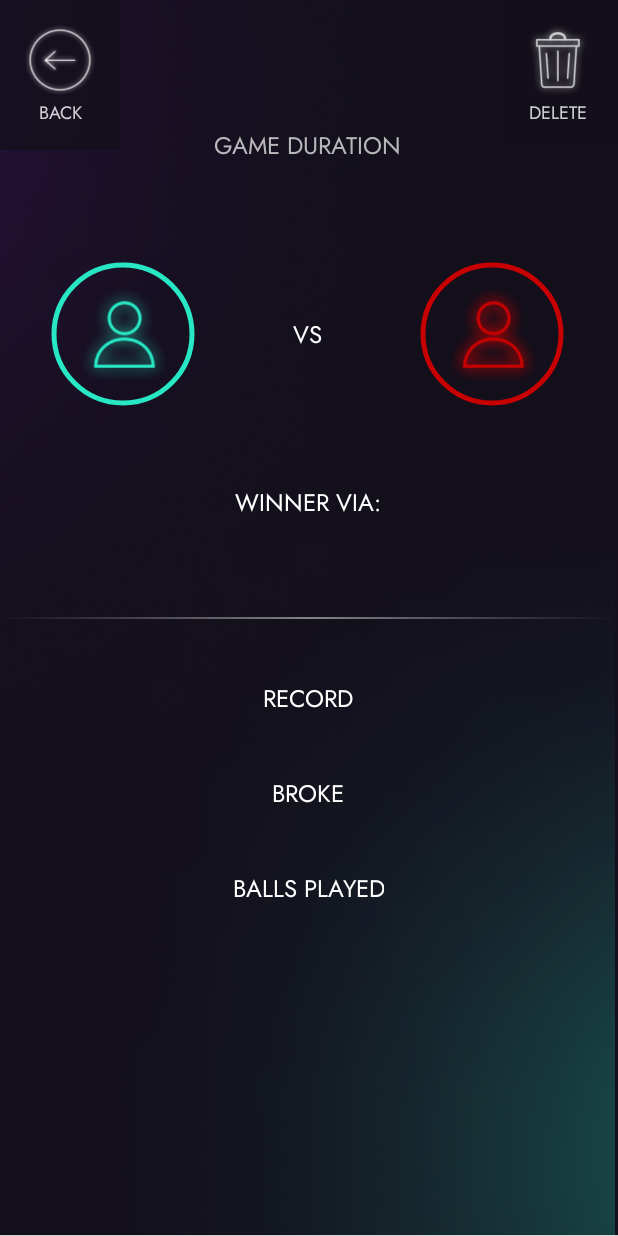
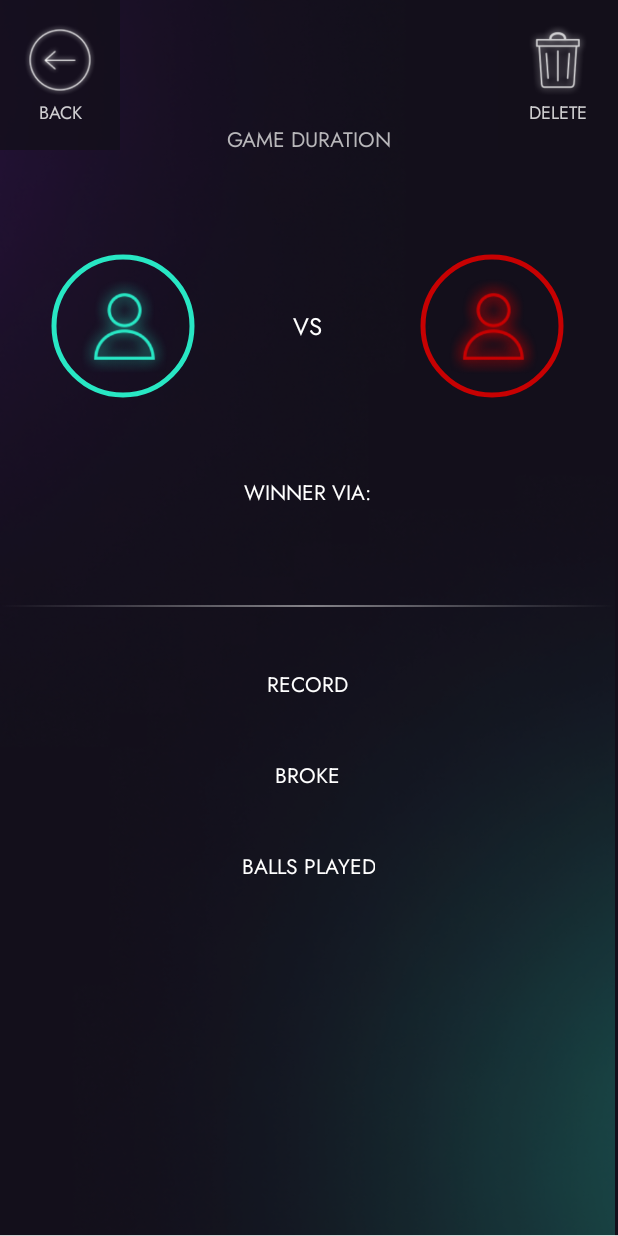
Before and after one commit to ryanDMaule/cornerPocket, an Android app: the HistoryGameDetailsFragment screen opened through its navigation route, on a phone screen of 412 x 824 dp. Run offline under Robolectric (Android 15) with nearby library versions, the phone set to English and light mode, and no system bars; libraries missing offline, so code that uses them is left out: org.mongodb.kbson; pictures from the network do not load; 1 statement that could not run was skipped.

Commit message:
optimised the history fragment loading game section
+ tweaked some text sizes
+ changed the keyboard type

```diff
--- a/app/src/main/java/com/example/cornerpocket/presentation/play/GameDetailsFragment.kt
+++ b/app/src/main/java/com/example/cornerpocket/presentation/play/GameDetailsFragment.kt
@@ -76,7 +76,8 @@ class GameDetailsFragment : Fragment() {
             binding.dateTitle.text = HelperFunctions.formatDate(date)
 
             //GAME TYPE
-            binding.gameTypeTitle.text = getString(R.string.var_double, game.gameType, game.subType)
+            binding.gameTypeTitle.text = getString(R.string.var_gameType, game.gameType, game.subType)
+            HelperFunctions.setTextColorSection(requireContext(), binding.gameTypeTitle, binding.gameTypeTitle.text.toString(), "${game.gameType} ${game.subType}", R.color.white)
 
             //GAME TIME
             val gameTime = HelperFunctions.formatSecondsToMMSS(game.gameDuration)
--- a/app/src/main/res/layout/add_opponent_sheet.xml
+++ b/app/src/main/res/layout/add_opponent_sheet.xml
@@ -182,6 +182,7 @@
             <com.google.android.material.textfield.TextInputEditText
                 android:id="@+id/inputTextName"
                 style="@style/TextInputEditText"
+                android:inputType="textCapSentences|textAutoCorrect"
                 android:layout_width="match_parent"
                 android:layout_height="wrap_content" />
 
--- a/app/src/main/res/layout/fragment_game_details.xml
+++ b/app/src/main/res/layout/fragment_game_details.xml
@@ -42,6 +42,7 @@
                 <TextView
                     android:id="@+id/game_type_title"
                     style="@style/h4"
+                    android:textSize="14sp"
                     android:textColor="@color/grey"
                     android:layout_marginTop="12dp"
                     app:layout_constraintEnd_toEndOf="parent"
@@ -52,6 +53,7 @@
                 <TextView
                     android:id="@+id/game_duration_title"
                     style="@style/h4"
+                    android:textSize="14sp"
                     android:textColor="@color/grey"
                     android:text="@string/game_duration"
                     android:layout_marginTop="12dp"
@@ -161,6 +163,7 @@
                     <TextView
                         android:id="@+id/winner_via_title"
                         style="@style/h4"
+                        android:textSize="14sp"
                         android:layout_marginTop="24dp"
                         android:text="@string/winner_via"
                         app:layout_constraintEnd_toEndOf="parent"
@@ -169,7 +172,7 @@
 
                     <TextView
                         android:id="@+id/winning_method"
-                        style="h3"
+                        style="h4"
                         android:layout_width="wrap_content"
                         android:layout_height="wrap_content"
                         android:layout_marginTop="4dp"
@@ -198,6 +201,7 @@
                     <TextView
                         android:id="@+id/record_title"
                         style="@style/h4"
+                        android:textSize="14sp"
                         android:layout_width="wrap_content"
                         android:layout_height="wrap_content"
                         android:layout_marginTop="40dp"
@@ -252,6 +256,7 @@
                     <TextView
                         android:id="@+id/broke_title"
                         style="@style/h4"
+                        android:textSize="14sp"
                         android:layout_marginTop="40dp"
                         android:text="@string/broke"
                         app:layout_constraintEnd_toEndOf="parent"
@@ -288,6 +293,7 @@
                     <TextView
                         android:id="@+id/balls_played_title"
                         style="@style/h4"
+                        android:textSize="14sp"
                         android:layout_marginTop="40dp"
                         android:text="@string/balls_played"
                         app:layout_constraintEnd_toEndOf="parent"
@@ -309,6 +315,7 @@
                         android:id="@+id/user_balls_played_text"
                         style="@style/h4"
                         android:textSize="12sp"
+                        android:layout_marginTop="2dp"
                         app:layout_constraintEnd_toEndOf="@+id/user_image"
                         app:layout_constraintHorizontal_bias="0.475"
                         app:layout_constraintStart_toStartOf="@+id/user_image"
@@ -330,6 +337,7 @@
                         android:id="@+id/opponent_balls_played_text"
                         style="@style/h4"
                         android:textSize="12sp"
+                        android:layout_marginTop="2dp"
                         app:layout_constraintEnd_toEndOf="@+id/opponent_image"
                         app:layout_constraintStart_toStartOf="@+id/opponent_image"
                         app:layout_constraintTop_toBottomOf="@+id/opponent_balls_played"
```
Also changed, not shown: app/src/main/java/com/example/cornerpocket/presentation/history/HistoryFragment.kt (+8 -7 lines), app/src/main/res/layout/fragment_home.xml (+16 -7 lines), app/src/main/res/values/styles.xml (+7 -0 lines).
